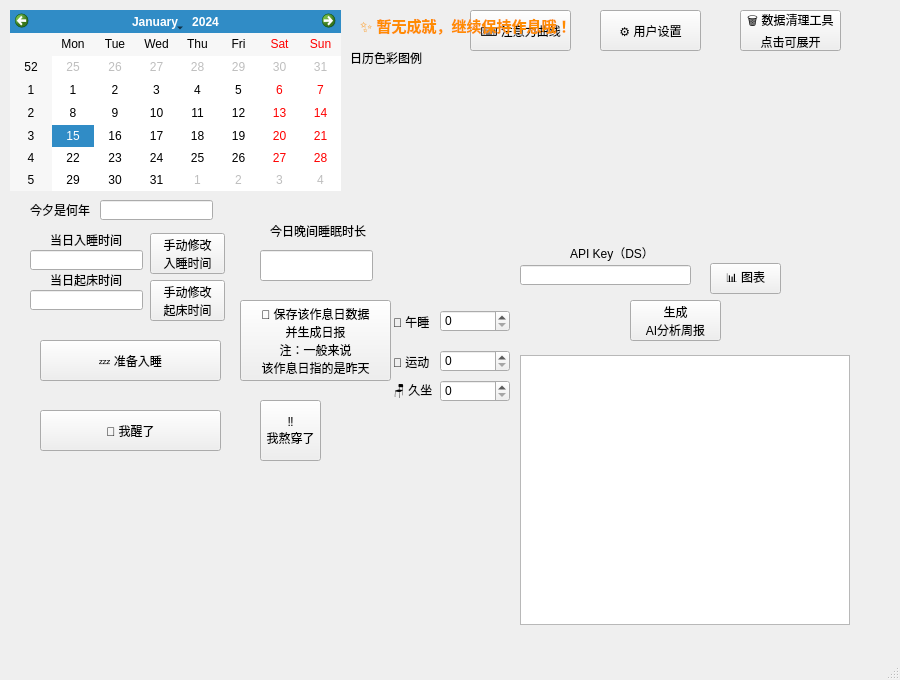
Qt form SleepManagement/mainwindow.ui (SillyAndyZeng/Stack-Overflow-Sleeping) before a commit.
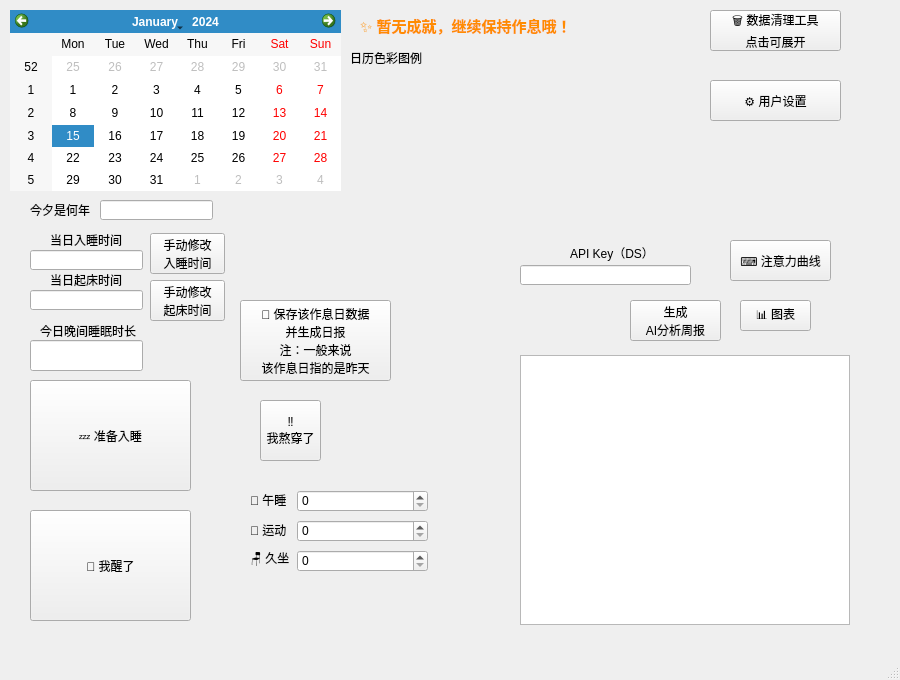
The same form after that commit.

Patch:
```diff
--- a/SleepManagement/mainwindow.ui
+++ b/SleepManagement/mainwindow.ui
@@ -27,8 +27,8 @@
    <widget class="QLabel" name="label_nap">
     <property name="geometry">
      <rect>
-      <x>393</x>
-      <y>312</y>
+      <x>250</x>
+      <y>490</y>
       <width>45</width>
       <height>20</height>
      </rect>
@@ -40,9 +40,9 @@
    <widget class="QSpinBox" name="spinBox_nap">
     <property name="geometry">
      <rect>
-      <x>440</x>
-      <y>310</y>
-      <width>70</width>
+      <x>297</x>
+      <y>490</y>
+      <width>131</width>
       <height>22</height>
      </rect>
     </property>
@@ -53,8 +53,8 @@
    <widget class="QLabel" name="label_exercise">
     <property name="geometry">
      <rect>
-      <x>393</x>
-      <y>352</y>
+      <x>250</x>
+      <y>520</y>
       <width>45</width>
       <height>20</height>
      </rect>
@@ -66,9 +66,9 @@
    <widget class="QSpinBox" name="spinBox_exercise">
     <property name="geometry">
      <rect>
-      <x>440</x>
-      <y>350</y>
-      <width>70</width>
+      <x>297</x>
+      <y>520</y>
+      <width>131</width>
       <height>22</height>
      </rect>
     </property>
@@ -76,8 +76,8 @@
    <widget class="QLabel" name="label_sit">
     <property name="geometry">
      <rect>
-      <x>393</x>
-      <y>382</y>
+      <x>250</x>
+      <y>550</y>
       <width>45</width>
       <height>20</height>
      </rect>
@@ -89,9 +89,9 @@
    <widget class="QSpinBox" name="spinBox_sit">
     <property name="geometry">
      <rect>
-      <x>440</x>
-      <y>380</y>
-      <width>70</width>
+      <x>297</x>
+      <y>550</y>
+      <width>131</width>
       <height>22</height>
      </rect>
     </property>
@@ -99,10 +99,10 @@
    <widget class="QPushButton" name="btn_sleep">
     <property name="geometry">
      <rect>
-      <x>40</x>
-      <y>340</y>
-      <width>181</width>
-      <height>41</height>
+      <x>30</x>
+      <y>380</y>
+      <width>161</width>
+      <height>111</height>
      </rect>
     </property>
     <property name="text">
@@ -112,10 +112,10 @@
    <widget class="QPushButton" name="btn_wake">
     <property name="geometry">
      <rect>
-      <x>40</x>
-      <y>410</y>
-      <width>181</width>
-      <height>41</height>
+      <x>30</x>
+      <y>510</y>
+      <width>161</width>
+      <height>111</height>
      </rect>
     </property>
     <property name="text">
@@ -139,8 +139,8 @@
    <widget class="QPushButton" name="btn_show_chart">
     <property name="geometry">
      <rect>
-      <x>710</x>
-      <y>263</y>
+      <x>740</x>
+      <y>300</y>
       <width>71</width>
       <height>31</height>
      </rect>
@@ -275,8 +275,8 @@
    <widget class="QLineEdit" name="lineEdit_duration_disp">
     <property name="geometry">
      <rect>
-      <x>260</x>
-      <y>250</y>
+      <x>30</x>
+      <y>340</y>
       <width>113</width>
       <height>31</height>
      </rect>
@@ -285,8 +285,8 @@
    <widget class="QLabel" name="label_4">
     <property name="geometry">
      <rect>
-      <x>270</x>
-      <y>220</y>
+      <x>40</x>
+      <y>320</y>
       <width>101</width>
       <height>21</height>
      </rect>
@@ -335,9 +335,9 @@
    <widget class="QPushButton" name="btn_clear_data">
     <property name="geometry">
      <rect>
-      <x>740</x>
+      <x>710</x>
       <y>10</y>
-      <width>101</width>
+      <width>131</width>
       <height>41</height>
      </rect>
     </property>
@@ -349,9 +349,9 @@
    <widget class="QPushButton" name="btn_settings">
     <property name="geometry">
      <rect>
-      <x>600</x>
-      <y>10</y>
-      <width>101</width>
+      <x>710</x>
+      <y>80</y>
+      <width>131</width>
       <height>41</height>
      </rect>
     </property>
@@ -362,8 +362,8 @@
    <widget class="QPushButton" name="btn_keyboard">
     <property name="geometry">
      <rect>
-      <x>470</x>
-      <y>10</y>
+      <x>730</x>
+      <y>240</y>
       <width>101</width>
       <height>41</height>
      </rect>
```
